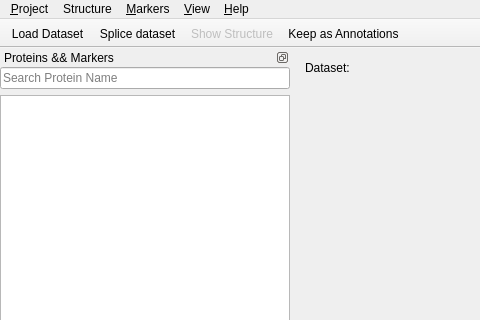
phys2/belki, file src/widgets/mainwindow.ui: the form before one commit; both pictures show x 0 to 480 and y 0 to 320 of the 1500 by 800 pixel window.
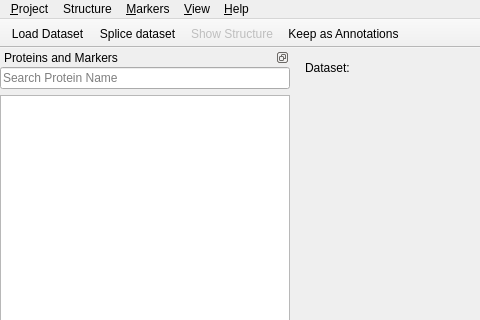
The form after the commit. Icons and pictures are not drawn. Custom widgets are drawn as their Qt base class.

Commit message: Avoid double-ampersand in MinGW title

The edit to the form file:
```diff
--- a/src/widgets/mainwindow.ui
+++ b/src/widgets/mainwindow.ui
@@ -164,7 +164,7 @@
     <set>Qt::LeftDockWidgetArea|Qt::RightDockWidgetArea</set>
    </property>
    <property name="windowTitle">
-    <string>Proteins &amp;&amp; Markers</string>
+    <string>Proteins and Markers</string>
    </property>
    <attribute name="dockWidgetArea">
     <number>1</number>
```
